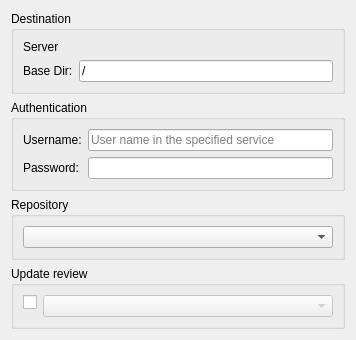
Qt form plugins/reviewboard/reviewpatch.ui (KDE/kdevelop) before a commit.
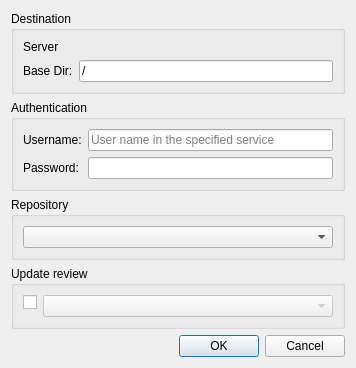
The same form after that commit. Custom widgets are drawn as their Qt base class.

Commit message:
KF5: Port KDialog -> QDialog
Some parts/plugins were left out, because I did not verify everything
was working after the porting scripts did their job
- plugins/cvs - (don't even know how to trigger the code path)
- plugins/subversion (lot's of dialogs involved)
- plugins/snippet/legacy/ (will be dropped anyway, not worth it)
- plugins/dashboard (not built, what's the state of that anyway?)

For the rest of dialogs, ported in this patch, I manually tested each
of them. So everything should still be working as expected.
Still putting this up for review to have another pair of eyes on the patch.

Diff of the .ui file:
```diff
--- a/plugins/reviewboard/reviewpatch.ui
+++ b/plugins/reviewboard/reviewpatch.ui
@@ -7,7 +7,7 @@
     <x>0</x>
     <y>0</y>
     <width>356</width>
-    <height>309</height>
+    <height>339</height>
    </rect>
   </property>
   <layout class="QVBoxLayout" name="verticalLayout">
@@ -143,6 +143,13 @@
      </layout>
     </widget>
    </item>
+   <item>
+    <widget class="QDialogButtonBox" name="buttonBox">
+     <property name="standardButtons">
+      <set>QDialogButtonBox::Cancel|QDialogButtonBox::Ok</set>
+     </property>
+    </widget>
+   </item>
   </layout>
  </widget>
  <customwidgets>
```
The commit also changes 47 other files.
